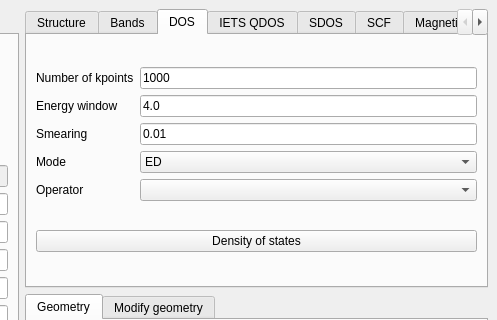
Old version of the form interface-pyqt/3d/interface.ui in the repository joselado/quantum-lattice; both pictures show x 453 to 950 and y 0 to 320 of the 950 by 659 pixel window.
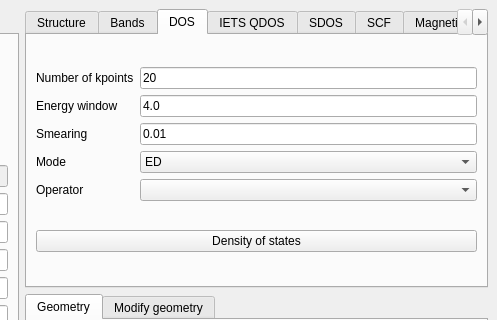
New version of the form. The open tabs and pages were chosen to show the change. Custom widgets are drawn as their Qt base class.

```diff
--- a/interface-pyqt/3d/interface.ui
+++ b/interface-pyqt/3d/interface.ui
@@ -360,7 +360,7 @@
           <item row="0" column="1">
            <widget class="LineEdit" name="dos_nk">
             <property name="text">
-             <string>1000</string>
+             <string>20</string>
             </property>
            </widget>
           </item>
```
Left out of the diff: 2 changed lines with no effect on the pictures.
